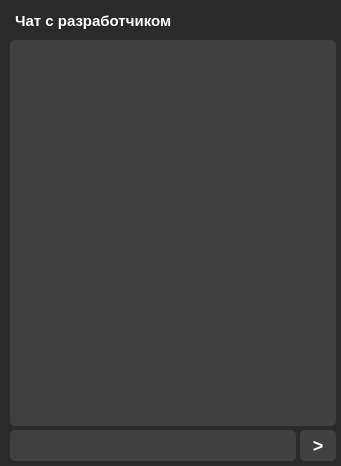
Before: the Qt Designer form chat/chat.ui in b0shka/selling_apps, drawn with Qt 5.
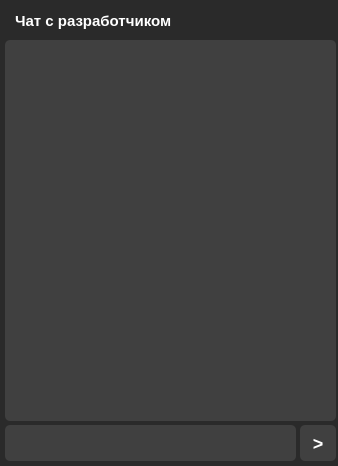
After: the same form once the commit is applied.

Diff of the .ui file:
```diff
--- a/chat/chat.ui
+++ b/chat/chat.ui
@@ -6,7 +6,7 @@
    <rect>
     <x>0</x>
     <y>0</y>
-    <width>341</width>
+    <width>338</width>
     <height>466</height>
    </rect>
   </property>
@@ -20,10 +20,10 @@
   <widget class="QLineEdit" name="lineEdit_3">
    <property name="geometry">
     <rect>
-     <x>10</x>
-     <y>430</y>
-     <width>286</width>
-     <height>31</height>
+     <x>5</x>
+     <y>425</y>
+     <width>291</width>
+     <height>36</height>
     </rect>
    </property>
    <property name="styleSheet">
@@ -63,9 +63,9 @@
    <property name="geometry">
     <rect>
      <x>300</x>
-     <y>430</y>
+     <y>425</y>
      <width>36</width>
-     <height>31</height>
+     <height>36</height>
     </rect>
    </property>
    <property name="font">
@@ -95,10 +95,10 @@
   <widget class="QListWidget" name="listWidget">
    <property name="geometry">
     <rect>
-     <x>10</x>
+     <x>5</x>
      <y>40</y>
-     <width>326</width>
-     <height>386</height>
+     <width>331</width>
+     <height>381</height>
     </rect>
    </property>
    <property name="font">
```
Left out of the diff: 2 changed lines with no effect on the pictures.
